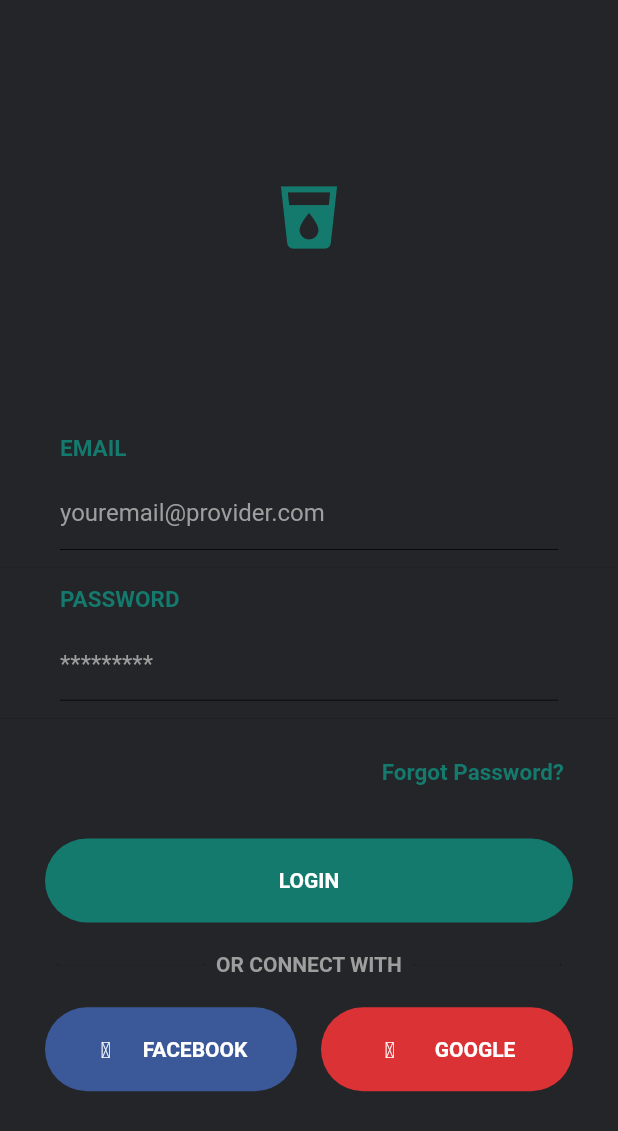
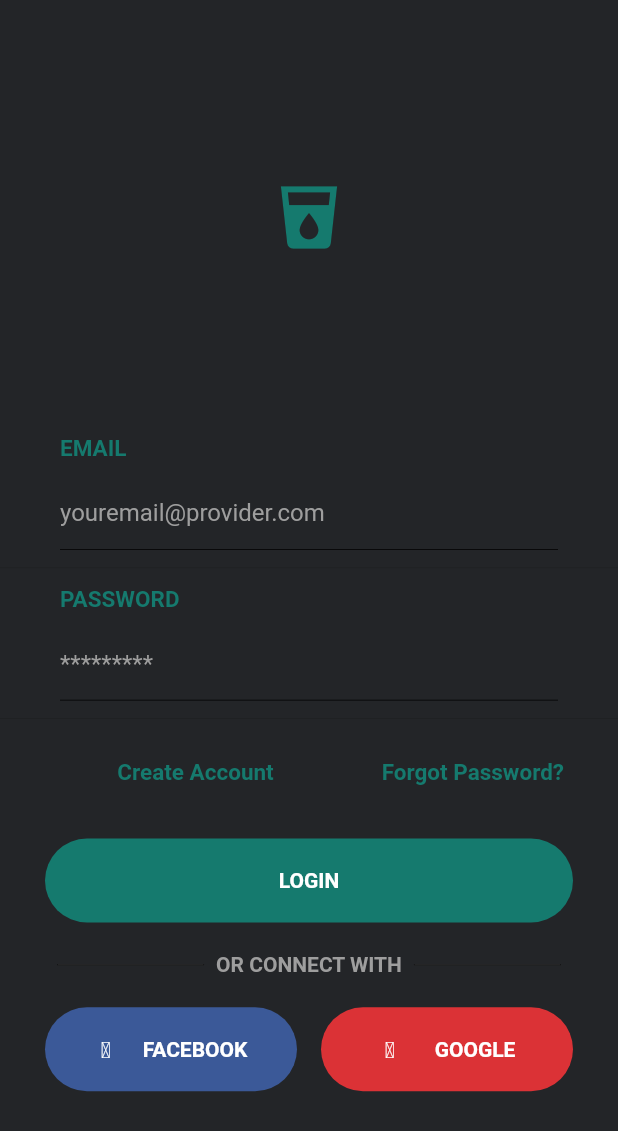
Before and after one commit to dzialoj/flutter_breweries, a Flutter app: the screen it shows after launch, on a phone screen of 412 x 824 dp. Shown: the top 1131 px of the screen. Run offline on Flutter 3.47's test engine with Material 2 defaults, Android fonts, the phone set to English and light mode, and no system bars; our stand-ins replace flutter_dotenv, flutter_map, geolocator, image_picker, latlong; missing offline and left inert: loading.

Commit message:
createaccount start image picker

```diff
--- a/lib/widgets/login.dart
+++ b/lib/widgets/login.dart
@@ -3,6 +3,8 @@ import 'package:beer/widgets/home.dart';
 import 'package:flutter/material.dart';
 import 'package:beer/services/http_service.dart';
 import 'package:loading/loading.dart';
+import 'package:beer/widgets/account-management-widgets/create_account.dart';
+
 // import 'package:beer/services/snackbar_service.dart';
 
 class Login extends StatefulWidget {
@@ -68,6 +70,13 @@ class LoginState extends State<Login> {
     }
   }
 
+  _toCreateAccount() {
+    Navigator.push(
+      context,
+      MaterialPageRoute(builder: (context) => CreateAccount()),
+    );
+  }
+
   @override
   Widget build(BuildContext context) {
     return new Scaffold(
@@ -130,7 +139,6 @@ class LoginState extends State<Login> {
                       children: <Widget>[
                         new Expanded(
                           child: TextField(
-                            obscureText: true,
                             textAlign: TextAlign.left,
                             style: TextStyle(
                               color: appColor,
@@ -204,6 +212,23 @@ class LoginState extends State<Login> {
                   new Row(
                     mainAxisAlignment: MainAxisAlignment.end,
                     children: <Widget>[
+                      Padding(
+                        padding: const EdgeInsets.only(right: 40.0),
+                        child: new FlatButton(
+                          child: new Text(
+                            "Create Account",
+                            style: TextStyle(
+                              fontWeight: FontWeight.bold,
+                              color: appColor,
+                              fontSize: 15.0,
+                            ),
+                            textAlign: TextAlign.end,
+                          ),
+                          onPressed: () => {
+                            _toCreateAccount()
+                          },
+                        ),
+                      ),
                       Padding(
                         padding: const EdgeInsets.only(right: 20.0),
                         child: new FlatButton(
--- a/pubspec.yaml
+++ b/pubspec.yaml
@@ -31,6 +31,7 @@ dependencies:
   url_launcher: ^5.4.7
   firebase_core: ^0.4.0+9
   firebase_auth: ^0.14.0+5
+  image_picker: ^0.6.6+4
   # The following adds the Cupertino Icons font to your application.
   # Use with the CupertinoIcons class for iOS style icons.
   cupertino_icons: ^0.1.3
```
Also changed, not shown: lib/widgets/account-management-widgets/create_account.dart (added, +58 -0 lines), lib/widgets/account-management-widgets/orgot_password.dart (added), pubspec.lock, 2 other files.
